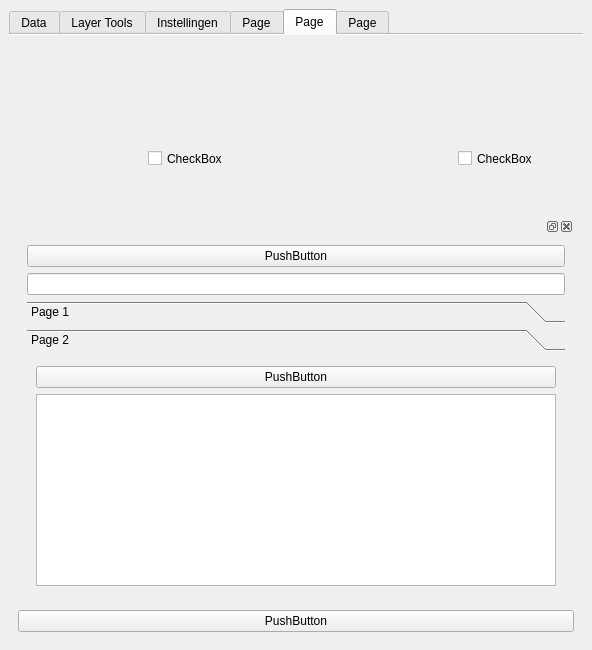
Qt form Datachecker_dockwidget_base.ui (Siebrand-HHD/OASDGLDatachecker) before a commit.
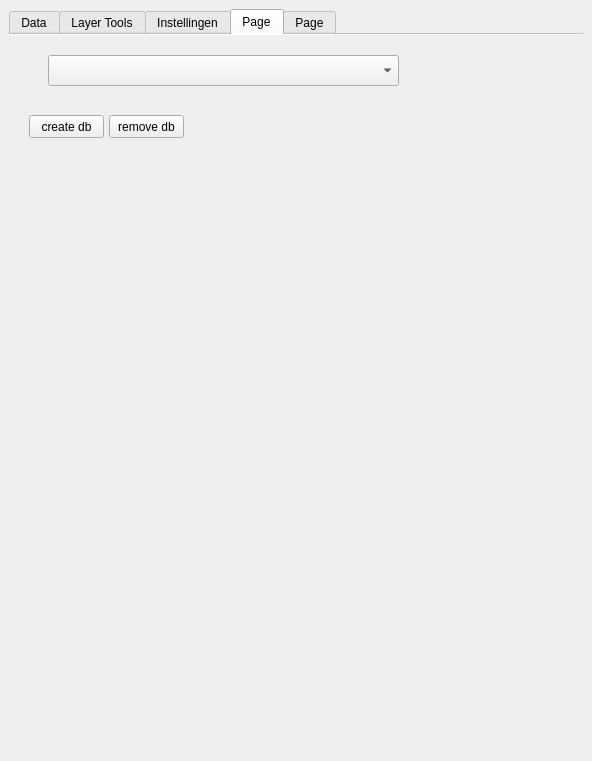
The same form after that commit. The open tabs and pages were chosen to show the change. Custom widgets are drawn as their Qt base class.

```diff
--- a/Datachecker_dockwidget_base.ui
+++ b/Datachecker_dockwidget_base.ui
@@ -7,7 +7,7 @@
     <x>0</x>
     <y>0</y>
     <width>592</width>
-    <height>650</height>
+    <height>761</height>
    </rect>
   </property>
   <property name="windowTitle">
@@ -708,160 +708,42 @@
        <attribute name="title">
         <string>Page</string>
        </attribute>
-      </widget>
-      <widget class="QWidget" name="tab_3">
-       <attribute name="title">
-        <string>Page</string>
-       </attribute>
-       <layout class="QGridLayout" name="gridLayout_2">
-        <item row="0" column="0">
-         <widget class="QStackedWidget" name="stackedWidget">
-          <property name="currentIndex">
-           <number>0</number>
-          </property>
-          <widget class="QWidget" name="page">
-           <layout class="QGridLayout" name="gridLayout">
-            <item row="2" column="0">
-             <widget class="QLineEdit" name="lineEdit_2"/>
-            </item>
-            <item row="0" column="0">
-             <widget class="QPushButton" name="pushButton_4">
-              <property name="text">
-               <string>PushButton</string>
-              </property>
-             </widget>
-            </item>
-            <item row="1" column="0">
-             <spacer name="verticalSpacer">
-              <property name="orientation">
-               <enum>Qt::Vertical</enum>
-              </property>
-              <property name="sizeHint" stdset="0">
-               <size>
-                <width>20</width>
-                <height>40</height>
-               </size>
-              </property>
-             </spacer>
-            </item>
-           </layout>
-          </widget>
-          <widget class="QWidget" name="page_2">
-           <widget class="QCheckBox" name="checkBox_2">
-            <property name="geometry">
-             <rect>
-              <x>130</x>
-              <y>100</y>
-              <width>113</width>
-              <height>29</height>
-             </rect>
-            </property>
-            <property name="text">
-             <string>CheckBox</string>
-            </property>
-           </widget>
-           <widget class="QCheckBox" name="checkBox_3">
-            <property name="geometry">
-             <rect>
-              <x>440</x>
-              <y>100</y>
-              <width>113</width>
-              <height>29</height>
-             </rect>
-            </property>
-            <property name="text">
-             <string>CheckBox</string>
-            </property>
-           </widget>
-          </widget>
-         </widget>
-        </item>
-        <item row="1" column="0">
-         <widget class="QDockWidget" name="dockWidget">
-          <widget class="QWidget" name="dockWidgetContents_3">
-           <layout class="QVBoxLayout" name="verticalLayout_10">
-            <item>
-             <widget class="QPushButton" name="pushButton_5">
-              <property name="text">
-               <string>PushButton</string>
-              </property>
-             </widget>
-            </item>
-            <item>
-             <widget class="QLineEdit" name="lineEdit"/>
-            </item>
-            <item>
-             <widget class="QToolBox" name="toolBox">
-              <property name="frameShadow">
-               <enum>QFrame::Sunken</enum>
-              </property>
-              <property name="currentIndex">
-               <number>1</number>
-              </property>
-              <widget class="QWidget" name="page_3">
-               <property name="geometry">
-                <rect>
-                 <x>0</x>
-                 <y>0</y>
-                 <width>93</width>
-                 <height>66</height>
-                </rect>
-               </property>
-               <attribute name="label">
-                <string>Page 1</string>
-               </attribute>
-               <layout class="QVBoxLayout" name="verticalLayout_12">
-                <item>
-                 <widget class="QPushButton" name="pushButton_7">
-                  <property name="text">
-                   <string>PushButton</string>
-                  </property>
-                 </widget>
-                </item>
-                <item>
-                 <widget class="QLineEdit" name="lineEdit_3"/>
-                </item>
-               </layout>
-              </widget>
-              <widget class="QWidget" name="page_4">
-               <property name="geometry">
-                <rect>
-                 <x>0</x>
-                 <y>0</y>
-                 <width>538</width>
-                 <height>239</height>
-                </rect>
-               </property>
-               <attribute name="label">
-                <string>Page 2</string>
-               </attribute>
-               <layout class="QVBoxLayout" name="verticalLayout_11">
-                <item>
-                 <widget class="QPushButton" name="pushButton_8">
-                  <property name="text">
-                   <string>PushButton</string>
-                  </property>
-                 </widget>
-                </item>
-                <item>
-                 <widget class="QTextEdit" name="textEdit"/>
-                </item>
-               </layout>
-              </widget>
-             </widget>
-            </item>
-           </layout>
-          </widget>
-         </widget>
-        </item>
-        <item row="2" column="0">
-         <widget class="QPushButton" name="pushButton_6">
-          <property name="text">
-           <string>PushButton</string>
-          </property>
-         </widget>
-        </item>
-       </layout>
+       <widget class="QPushButton" name="pushButton_2">
+        <property name="geometry">
+         <rect>
+          <x>20</x>
+          <y>80</y>
+          <width>75</width>
+          <height>23</height>
+         </rect>
+        </property>
+        <property name="text">
+         <string>create db</string>
+        </property>
+       </widget>
+       <widget class="QPushButton" name="pushButton_4">
+        <property name="geometry">
+         <rect>
+          <x>100</x>
+          <y>80</y>
+          <width>75</width>
+          <height>23</height>
+         </rect>
+        </property>
+        <property name="text">
+         <string>remove db</string>
+        </property>
+       </widget>
+       <widget class="QComboBox" name="bestaandeDatabases">
+        <property name="geometry">
+         <rect>
+          <x>39</x>
+          <y>20</y>
+          <width>351</width>
+          <height>31</height>
+         </rect>
+        </property>
+       </widget>
       </widget>
       <widget class="QWidget" name="tab_5">
        <attribute name="title">
```
Left out of the diff: 145 changed lines with no effect on the pictures.
